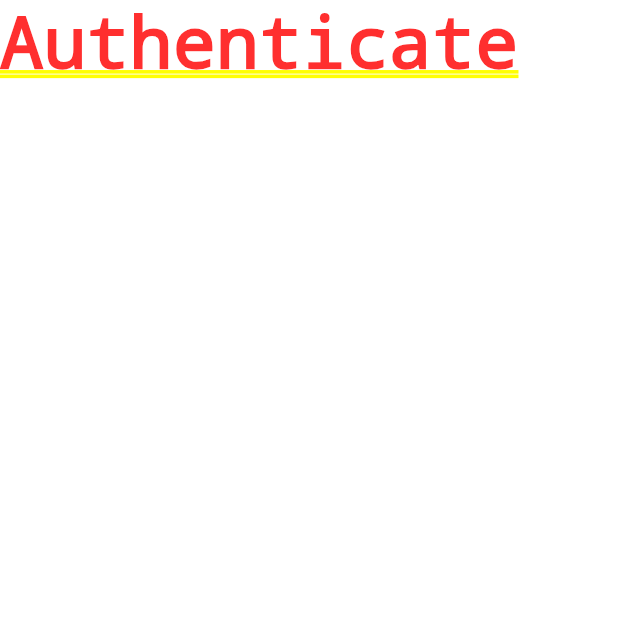
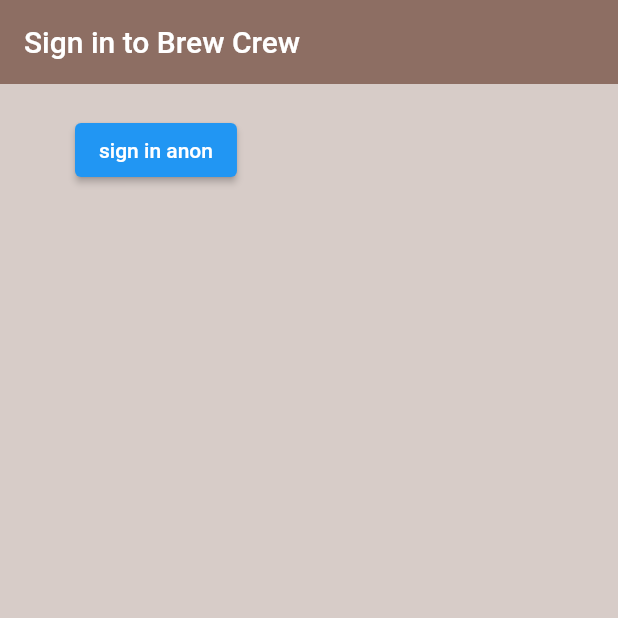
Before and after one commit to ayush-7607v/Firebase_Lodged, a Flutter app: the screen it shows after launch, on a phone screen of 412 x 824 dp, the top half of it. Run offline on Flutter 3.47's test engine with Material 2 defaults, Android fonts, the phone set to English and light mode, and no system bars; our stand-ins replace firebase_auth; accounts and stored records are empty.

Commit message:
task done!!

```diff
--- a/lib/screens/authenticate/authenticate.dart
+++ b/lib/screens/authenticate/authenticate.dart
@@ -1,3 +1,4 @@
+import 'package:firebase_embedded/screens/authenticate/sign_in.dart';
 import 'package:flutter/material.dart';
 
 class Authenticate extends StatefulWidget {
@@ -11,8 +12,7 @@ class _AuthenticateState extends State<Authenticate> {
   @override
   Widget build(BuildContext context) {
     return Container(
-      child: Text('Authenticate')
-      ,
+      child: SignIn(),
     );
   }
 }
--- /dev/null
+++ b/lib/screens/authenticate/sign_in.dart
@@ -0,0 +1,46 @@
+import 'package:firebase_embedded/services/auth.dart';
+import 'package:flutter/material.dart';
+
+class SignIn extends StatefulWidget {
+  @override
+  _SignInState createState() => _SignInState();
+}
+
+class _SignInState extends State<SignIn> {
+
+  final AuthService _authvar2 = AuthService();
+
+  @override
+  Widget build(BuildContext context) {
+    return Scaffold(
+      backgroundColor: Colors.brown[100],
+      appBar: AppBar(
+        backgroundColor: Colors.brown[400],
+        elevation: 0.0,
+        title: Text('Sign in to Brew Crew'),
+      ),
+      body: Container(
+        padding: EdgeInsets.symmetric(vertical: 20.0, horizontal: 50.0),
+        child:
+           ElevatedButton (
+          child: Text('sign in anon'),
+          onPressed: () async {
+            dynamic result = await _authvar2.signInAnon();
+            if(result == null){
+              print('error signing in');
+            } else {
+              print('signed in');
+              print(result.uid);
+            }
+          },
+        ),
+      ),
+    );
+  }
+}
+
+
+
+// 'RaisedButton' is deprecated and shouldn't be used.
+// 'FlatButton' is deprecated and shouldn't be used.
+// 'OutlineButton' is deprecated and shouldn't be used.
--- a/lib/screens/wrapper.dart
+++ b/lib/screens/wrapper.dart
@@ -1,3 +1,4 @@
+import 'package:firebase_embedded/screens/authenticate/authenticate.dart';
 import 'package:firebase_embedded/screens/home/home.dart';
 import 'package:flutter/material.dart';
 
@@ -6,6 +7,6 @@ class Wrapper extends StatelessWidget {
 
   @override
   Widget build(BuildContext context) {
-    return Home();
+    return Authenticate();
   }
 }
--- a/lib/services/auth.dart
+++ b/lib/services/auth.dart
@@ -30,7 +30,3 @@ Future signInAnon() async{
 
 
 }
-
-
-
-}
```
